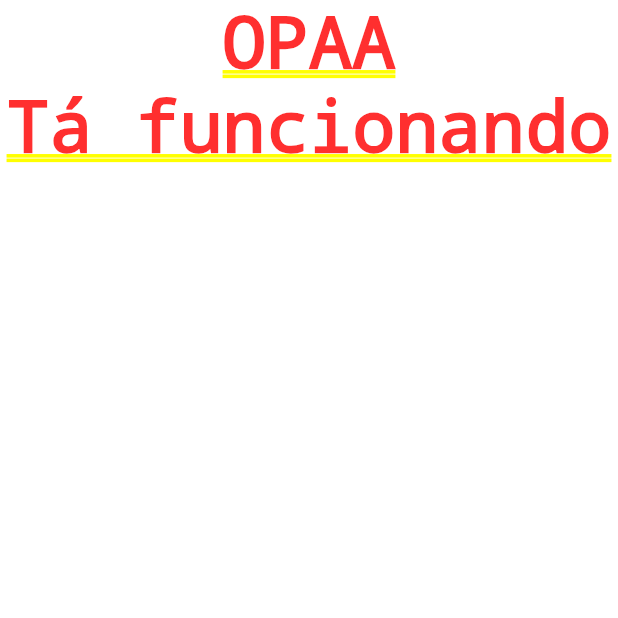
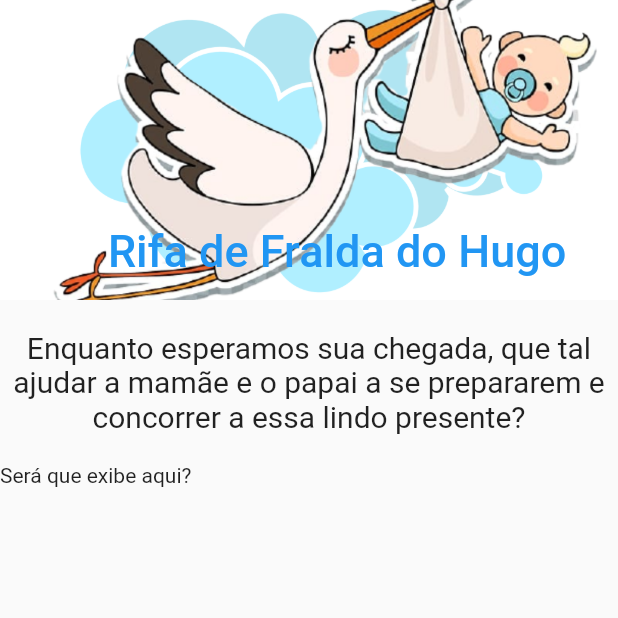
Before and after one commit to yagoliveira92/rafflesys, a Flutter app: the screen it shows after launch, on a phone screen of 412 x 824 dp, the top half of it. Run offline on Flutter 3.47's test engine with Material 2 defaults, Android fonts, the phone set to English and light mode, and no system bars; our stand-ins replace bloc, cloud_firestore, firebase_core, flutter_bloc; accounts and stored records are empty.

Commit message:
listagem dos nomes na home

```diff
--- /dev/null
+++ b/lib/app/features/home_page/controller/home_page_state.dart
@@ -0,0 +1,13 @@
+part of 'home_page_cubit.dart';
+
+@immutable
+abstract class HomePageState {}
+
+class HomePageInitial extends HomePageState {}
+
+class HomePageSucesso extends HomePageState {
+  HomePageSucesso({required this.listName});
+  final List<NameModel> listName;
+}
+
+class HomePageError extends HomePageState {}
--- /dev/null
+++ b/lib/app/features/home_page/models/name_model.dart
@@ -0,0 +1,73 @@
+import 'dart:convert';
+
+class NameModel {
+  NameModel({
+    required this.id,
+    required this.name,
+    required this.numero,
+    required this.status,
+  });
+
+  String id;
+  String name;
+  int numero;
+  bool status;
+
+  NameModel copyWith({
+    String? id,
+    String? name,
+    int? numero,
+    bool? status,
+  }) {
+    return NameModel(
+      id: id ?? this.id,
+      name: name ?? this.name,
+      numero: numero ?? this.numero,
+      status: status ?? this.status,
+    );
+  }
+
+  Map<String, dynamic> toMap() {
+    return {
+      'id': id,
+      'nome': name,
+      'numero': numero,
+      'status': status,
+    };
+  }
+
+  factory NameModel.fromMap(Map<String, dynamic> map, String documentId) {
+    return NameModel(
+      id: documentId,
+      name: map['nome'],
+      numero: map['numero'],
+      status: map['status'],
+    );
+  }
+
+  String toJson() => json.encode(toMap());
+
+  factory NameModel.fromJson(String source, String documentId) =>
+      NameModel.fromMap(json.decode(source), documentId);
+
+  @override
+  String toString() {
+    return 'NameModel(id: $id, name: $name, numero: $numero, status: $status)';
+  }
+
+  @override
+  bool operator ==(Object other) {
+    if (identical(this, other)) return true;
+
+    return other is NameModel &&
+        other.id == id &&
+        other.name == name &&
+        other.numero == numero &&
+        other.status == status;
+  }
+
+  @override
+  int get hashCode {
+    return id.hashCode ^ name.hashCode ^ numero.hashCode ^ status.hashCode;
+  }
+}
--- a/lib/app/features/home_page/presentation/cubit/home_page_state.dart
+++ /dev/null
@@ -1,6 +0,0 @@
-part of 'home_page_cubit.dart';
-
-@immutable
-abstract class HomePageState {}
-
-class HomePageInitial extends HomePageState {}
--- a/lib/app/features/home_page/presentation/pages/home_page_screen.dart
+++ b/lib/app/features/home_page/presentation/pages/home_page_screen.dart
@@ -1,16 +1,72 @@
 import 'package:flutter/material.dart';
+import 'package:flutter_bloc/flutter_bloc.dart';
+import 'package:rafflesys_hugo/app/features/home_page/controller/home_page_cubit.dart';
+import 'package:rafflesys_hugo/app/features/home_page/presentation/widgets/sliver_appbar_widget.dart';
 
 class HomePageScreen extends StatelessWidget {
   const HomePageScreen({Key? key}) : super(key: key);
 
   @override
   Widget build(BuildContext context) {
-    return SingleChildScrollView(
-      child: Column(
-        children: [
-          Text('OPAA'),
-          Text('Tá funcionando'),
-        ],
+    return Scaffold(
+      body: BlocProvider<HomePageCubit>(
+        create: (context) => HomePageCubit()..getAllNames(),
+        child: BlocConsumer<HomePageCubit, HomePageState>(
+          listener: (context, state) {
+            // TODO: implement listener
+          },
+          builder: (context, state) {
+            if (state is HomePageSucesso) {
+              return CustomScrollView(
+                slivers: <Widget>[
+                  SliverAppbarWidget(),
+                  SliverToBoxAdapter(
+                    child: Container(
+                      margin: EdgeInsets.only(top: 20, bottom: 20),
+                      child: Center(
+                        child: Text(
+                          'Enquanto esperamos sua chegada,'
+                          ' que tal ajudar a mamãe e o papai a se prepararem'
+                          ' e concorrer a essa lindo presente?',
+                          textAlign: TextAlign.center,
+                          style: TextStyle(
+                            fontSize: 20,
+                          ),
+                        ),
+                      ),
+                    ),
+                  ),
+                  SliverToBoxAdapter(
+                    child: Center(
+                      child: GridView.builder(
+                        shrinkWrap: true,
+                        gridDelegate:
+                            const SliverGridDelegateWithFixedCrossAxisCount(
+                          crossAxisCount: 4,
+                        ),
+                        itemCount: state.listName.length,
+                        itemBuilder: (BuildContext context, int index) {
+                          return Text(state.listName[index].name);
+                        },
+                      ),
+                    ),
+                  ),
+                  SliverToBoxAdapter(
+                    child: Text('Será que exibe aqui?'),
+                  ),
+                ],
+              );
+            }
+            if (state is HomePageError) {
+              return Center(
+                child: Text('Erro!'),
+              );
+            }
+            return Center(
+              child: CircularProgressIndicator(),
+            );
+          },
+        ),
       ),
     );
   }
--- a/pubspec.yaml
+++ b/pubspec.yaml
@@ -32,6 +32,7 @@ dependencies:
   cloud_firestore: ^2.5.1
   flutter_bloc: ^7.2.0
   bloc: ^7.1.0
+  google_fonts: ^2.1.0
 
 dev_dependencies:
   flutter_test:
@@ -49,8 +50,8 @@ flutter:
   uses-material-design: true
 
   # To add assets to your application, add an assets section, like this:
-  # assets:
-  #   - images/a_dot_burr.jpeg
+  assets:
+    - assets/
   #   - images/a_dot_ham.jpeg
 
   # An image asset can refer to one or more resolution-specific "variants", see
```
Also changed, not shown: lib/app/features/home_page/controller/home_page_cubit.dart (added, +25 -0 lines), lib/app/features/home_page/presentation/cubit/home_page_cubit.dart (deleted, +0 -8 lines), lib/app/features/home_page/presentation/widgets/list_name_widget.dart (added, +12 -0 lines), lib/app/features/home_page/presentation/widgets/sliver_appbar_widget.dart (added, +30 -0 lines), assets/bg_sliver.png (added), lib/app/config/firebase_instance.dart (deleted), pubspec.lock.
